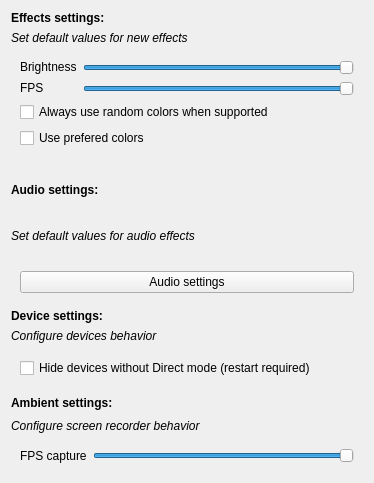
First picture: the form in GlobalSettings.ui, repository DLdota/OpenRGBEffectsPlugin, before the edit.
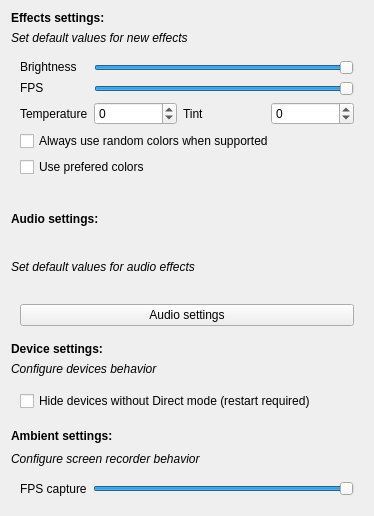
Second picture: the form after the edit. Custom widgets are drawn as their Qt base class.

Commit message: Added temperature and tint to global settings

Patch:
```diff
--- a/GlobalSettings.ui
+++ b/GlobalSettings.ui
@@ -7,7 +7,7 @@
     <x>0</x>
     <y>0</y>
     <width>374</width>
-    <height>483</height>
+    <height>516</height>
    </rect>
   </property>
   <property name="minimumSize">
@@ -254,38 +254,8 @@
       <enum>QFrame::Raised</enum>
      </property>
      <layout class="QGridLayout" name="gridLayout_2">
-      <item row="1" column="2">
-       <widget class="QTooltipedSlider" name="brightnessSlider">
-        <property name="maximum">
-         <number>100</number>
-        </property>
-        <property name="value">
-         <number>100</number>
-        </property>
-        <property name="orientation">
-         <enum>Qt::Horizontal</enum>
-        </property>
-       </widget>
-      </item>
-      <item row="3" column="1" colspan="2">
-       <widget class="QCheckBox" name="randomColorsCheckBox">
-        <property name="text">
-         <string>Always use random colors when supported</string>
-        </property>
-       </widget>
-      </item>
-      <item row="1" column="1">
-       <widget class="QLabel" name="brightnessLabel">
-        <property name="sizePolicy">
-         <sizepolicy hsizetype="Fixed" vsizetype="Fixed">
-          <horstretch>0</horstretch>
-          <verstretch>0</verstretch>
-         </sizepolicy>
-        </property>
-        <property name="text">
-         <string>Brightness</string>
-        </property>
-       </widget>
+      <item row="6" column="1" colspan="3">
+       <widget class="ColorsPicker" name="preferedColors" native="true"/>
       </item>
       <item row="2" column="1">
        <widget class="QLabel" name="fpsLabel">
@@ -300,10 +270,54 @@
         </property>
        </widget>
       </item>
-      <item row="5" column="1" colspan="2">
-       <widget class="ColorsPicker" name="preferedColors" native="true"/>
+      <item row="1" column="1">
+       <widget class="QLabel" name="brightnessLabel">
+        <property name="sizePolicy">
+         <sizepolicy hsizetype="Fixed" vsizetype="Fixed">
+          <horstretch>0</horstretch>
+          <verstretch>0</verstretch>
+         </sizepolicy>
+        </property>
+        <property name="text">
+         <string>Brightness</string>
+        </property>
+       </widget>
       </item>
-      <item row="2" column="2">
+      <item row="3" column="1">
+       <widget class="QLabel" name="temperatureLabel">
+        <property name="text">
+         <string>Temperature</string>
+        </property>
+       </widget>
+      </item>
+      <item row="3" column="2">
+       <widget class="QSpinBox" name="temperature">
+        <property name="minimum">
+         <number>-100</number>
+        </property>
+        <property name="maximum">
+         <number>100</number>
+        </property>
+       </widget>
+      </item>
+      <item row="3" column="3">
+       <widget class="QLabel" name="tintLabel">
+        <property name="text">
+         <string>Tint</string>
+        </property>
+       </widget>
+      </item>
+      <item row="3" column="4">
+       <widget class="QSpinBox" name="tint">
+        <property name="minimum">
+         <number>-100</number>
+        </property>
+        <property name="maximum">
+         <number>100</number>
+        </property>
+       </widget>
+      </item>
+      <item row="2" column="2" colspan="3">
        <widget class="QTooltipedSlider" name="fpsSlider">
         <property name="minimum">
          <number>1</number>
@@ -319,7 +333,27 @@
         </property>
        </widget>
       </item>
-      <item row="4" column="1" colspan="2">
+      <item row="1" column="2" colspan="3">
+       <widget class="QTooltipedSlider" name="brightnessSlider">
+        <property name="maximum">
+         <number>100</number>
+        </property>
+        <property name="value">
+         <number>100</number>
+        </property>
+        <property name="orientation">
+         <enum>Qt::Horizontal</enum>
+        </property>
+       </widget>
+      </item>
+      <item row="4" column="1" colspan="4">
+       <widget class="QCheckBox" name="randomColorsCheckBox">
+        <property name="text">
+         <string>Always use random colors when supported</string>
+        </property>
+       </widget>
+      </item>
+      <item row="5" column="1" colspan="4">
        <widget class="QCheckBox" name="usePreferedColorsCheckBox">
         <property name="text">
          <string>Use prefered colors</string>
```
The commit also changes 5 other files.
